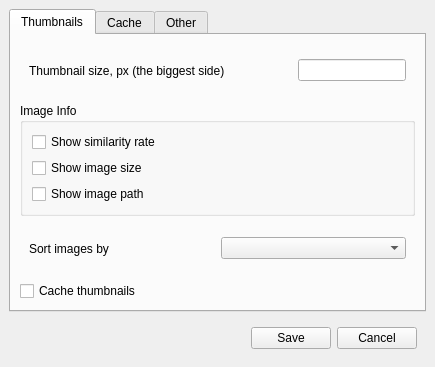
The window that doppelganger/preferences.ui (max-dw-i/myfyrio) describes before a commit, drawn with Qt 5.
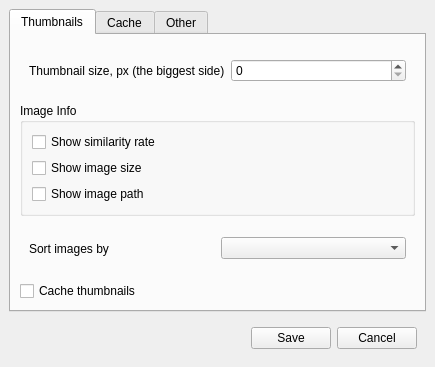
The same window after the commit.

Commit message: Change QLineEdit for QSpinBox

The edit to the form file:
```diff
--- a/doppelganger/preferences.ui
+++ b/doppelganger/preferences.ui
@@ -35,8 +35,8 @@
              </property>
             </widget>
            </item>
-           <item alignment="Qt::AlignRight">
-            <widget class="QLineEdit" name="sizeEdit"/>
+           <item>
+            <widget class="QSpinBox" name="sizeSpinBox"/>
            </item>
           </layout>
          </widget>
```
The commit also changes 2 other files.
